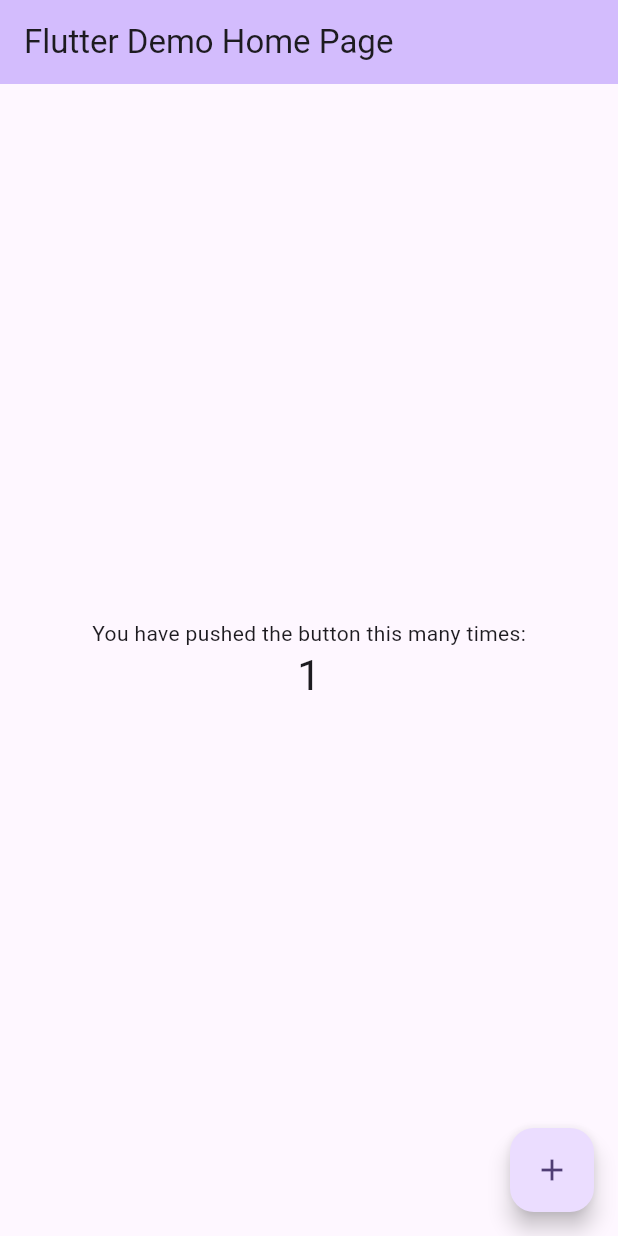
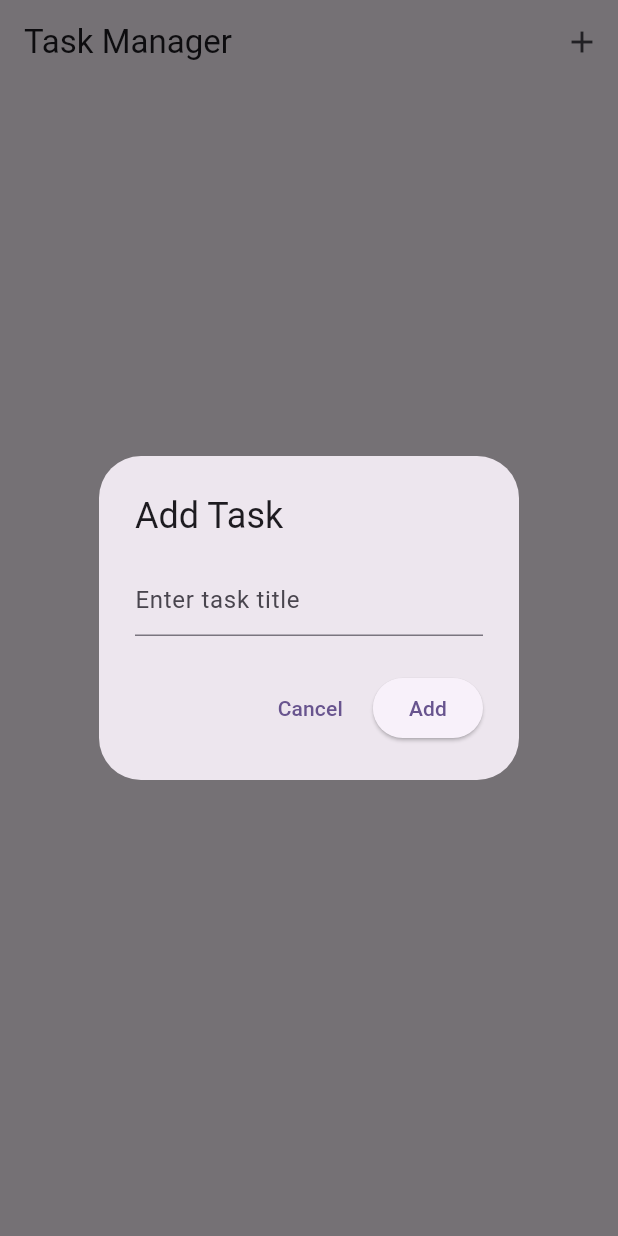
Before and after one commit to Aliabbas9870/DeveloperHub_internship_flutter, a Flutter app: the screen it shows after launch, after a tap on the "add" icon, on a phone screen of 412 x 824 dp. Run offline on Flutter 3.47's test engine with Material 3 defaults, Android fonts, the phone set to English and light mode, and no system bars; our stand-ins replace get, shared_preferences.

Commit message:
Task3 Completed final

```diff
--- /dev/null
+++ b/task3/lib/common/add_task_dialog.dart
@@ -0,0 +1,40 @@
+// views/add_task_dialog.dart
+import 'package:flutter/material.dart';
+import 'package:get/get.dart';
+import 'package:task3/controller/task_controller.dart';
+
+class AddTaskDialog extends StatelessWidget {
+  final controller = TextEditingController();
+  final TaskController taskController = Get.find();
+  Dispose() {
+    controller.dispose();
+  }
+
+  @override
+  Widget build(BuildContext context) {
+    return AlertDialog(
+      title: Text("Add Task"),
+      content: TextField(
+        controller: controller,
+        decoration: InputDecoration(hintText: "Enter task title"),
+      ),
+      actions: [
+        TextButton(
+          onPressed: () {
+            Get.back();
+          },
+          child: Text("Cancel"),
+        ),
+        ElevatedButton(
+          onPressed: () {
+            if (controller.text.trim().isNotEmpty) {
+              taskController.addTask(controller.text.trim());
+              Get.back();
+            }
+          },
+          child: Text("Add"),
+        ),
+      ],
+    );
+  }
+}
--- /dev/null
+++ b/task3/lib/controller/splash_controller.dart
@@ -0,0 +1,18 @@
+import 'dart:async';
+
+import 'package:get/get.dart';
+import 'package:task3/views/home_view.dart';
+
+class SplashController extends GetxController {
+
+  @override
+  void onInit() {
+    super.onInit();
+
+    Timer(const Duration(seconds: 3), () {
+      Get.off(()=>  HomeView(),
+          transition: Transition.leftToRightWithFade,
+          duration: Duration(seconds: 3));
+    });
+  }
+}
--- /dev/null
+++ b/task3/lib/controller/task_controller.dart
@@ -0,0 +1,49 @@
+import 'package:flutter/material.dart';
+import 'package:get/get.dart';
+import 'package:task3/model/task_model.dart';
+import 'package:task3/service/data_store_service.dart';
+
+class TaskController extends GetxController {
+  var taskList = <TaskModel>[].obs;
+  final StorageService _storageService = StorageService();
+
+  @override
+  void onInit() {
+    loadTasks();
+    super.onInit();
+  }
+
+  void loadTasks() async {
+    taskList.value = await _storageService.loadTasks();
+  }
+
+  void addTask(String task) {
+    taskList.add(TaskModel(title: task));
+    _storageService.saveTasks(taskList);
+    Get.snackbar(
+      'Task Added',
+      'Task has been added successfully',
+      snackPosition: SnackPosition.TOP,
+      backgroundColor: Colors.green,
+      colorText: Colors.white,
+    );
+    Navigator.pop;
+  }
+
+  void toggleDone(int index) {
+    taskList[index].isDone = !taskList[index].isDone;
+    taskList.refresh(); // Needed to update UI
+    _storageService.saveTasks(taskList);
+  }
+
+  void deleteTask(int index) {
+    taskList.removeAt(index);
+    Get.snackbar(
+      'Task Deleted',
+      'Task has been deleted successfully',
+      snackPosition: SnackPosition.TOP,
+      backgroundColor: Colors.red,
+      colorText: Colors.white,
+    );
+  }
+}
--- a/task3/lib/main.dart
+++ b/task3/lib/main.dart
@@ -1,4 +1,6 @@
 import 'package:flutter/material.dart';
+import 'package:get/get.dart';
+import 'package:task3/views/splash_view.dart';
 
 void main() {
   runApp(const MyApp());
@@ -10,116 +12,16 @@ class MyApp extends StatelessWidget {
   // This widget is the root of your application.
   @override
   Widget build(BuildContext context) {
-    return MaterialApp(
+
+    return GetMaterialApp(
+      debugShowCheckedModeBanner: false,
       title: 'Flutter Demo',
       theme: ThemeData(
-        // This is the theme of your application.
-        //
-        // TRY THIS: Try running your application with "flutter run". You'll see
-        // the application has a purple toolbar. Then, without quitting the app,
-        // try changing the seedColor in the colorScheme below to Colors.green
-        // and then invoke "hot reload" (save your changes or press the "hot
-        // reload" button in a Flutter-supported IDE, or press "r" if you used
-        // the command line to start the app).
-        //
-        // Notice that the counter didn't reset back to zero; the application
-        // state is not lost during the reload. To reset the state, use hot
-        // restart instead.
-        //
-        // This works for code too, not just values: Most code changes can be
-        // tested with just a hot reload.
+
         colorScheme: ColorScheme.fromSeed(seedColor: Colors.deepPurple),
         useMaterial3: true,
       ),
-      home: const MyHomePage(title: 'Flutter Demo Home Page'),
+      home: const SplashView(),
     );
   }
 }
-
-class MyHomePage extends StatefulWidget {
-  const MyHomePage({super.key, required this.title});
-
-  // This widget is the home page of your application. It is stateful, meaning
-  // that it has a State object (defined below) that contains fields that affect
-  // how it looks.
-
-  // This class is the configuration for the state. It holds the values (in this
-  // case the title) provided by the parent (in this case the App widget) and
-  // used by the build method of the State. Fields in a Widget subclass are
-  // always marked "final".
-
-  final String title;
-
-  @override
-  State<MyHomePage> createState() => _MyHomePageState();
-}
-
-class _MyHomePageState extends State<MyHomePage> {
-  int _counter = 0;
-
-  void _incrementCounter() {
-    setState(() {
-      // This call to setState tells the Flutter framework that something has
-      // changed in this State, which causes it to rerun the build method below
-      // so that the display can reflect the updated values. If we changed
-      // _counter without calling setState(), then the build method would not be
-      // called again, and so nothing would appear to happen.
-      _counter++;
-    });
-  }
-
-  @override
-  Widget build(BuildContext context) {
-    // This method is rerun every time setState is called, for instance as done
-    // by the _incrementCounter method above.
-    //
-    // The Flutter framework has been optimized to make rerunning build methods
-    // fast, so that you can just rebuild anything that needs updating rather
-    // than having to individually change instances of widgets.
-    return Scaffold(
-      appBar: AppBar(
-        // TRY THIS: Try changing the color here to a specific color (to
-        // Colors.amber, perhaps?) and trigger a hot reload to see the AppBar
-        // change color while the other colors stay the same.
-        backgroundColor: Theme.of(context).colorScheme.inversePrimary,
-        // Here we take the value from the MyHomePage object that was created by
-        // the App.build method, and use it to set our appbar title.
-        title: Text(widget.title),
-      ),
-      body: Center(
-        // Center is a layout widget. It takes a single child and positions it
-        // in the middle of the parent.
-        child: Column(
-          // Column is also a layout widget. It takes a list of children and
-          // arranges them vertically. By default, it sizes itself to fit its
-          // children horizontally, and tries to be as tall as its parent.
-          //
-          // Column has various properties to control how it sizes itself and
-          // how it positions its children. Here we use mainAxisAlignment to
-          // center the children vertically; the main axis here is the vertical
-          // axis because Columns are vertical (the cross axis would be
-          // horizontal).
-          //
-          // TRY THIS: Invoke "debug painting" (choose the "Toggle Debug Paint"
-          // action in the IDE, or press "p" in the console), to see the
-          // wireframe for each widget.
-          mainAxisAlignment: MainAxisAlignment.center,
-          children: <Widget>[
-            const Text(
-              'You have pushed the button this many times:',
-            ),
-            Text(
-              '$_counter',
-              style: Theme.of(context).textTheme.headlineMedium,
-            ),
-          ],
-        ),
-      ),
-      floatingActionButton: FloatingActionButton(
-        onPressed: _incrementCounter,
-        tooltip: 'Increment',
-        child: const Icon(Icons.add),
-      ), // This trailing comma makes auto-formatting nicer for build methods.
-    );
-  }
-}
--- /dev/null
+++ b/task3/lib/model/task_model.dart
@@ -0,0 +1,17 @@
+// models/task_model.dart
+class TaskModel {
+  String title;
+  bool isDone;
+
+  TaskModel({required this.title, this.isDone = false});
+
+  factory TaskModel.fromJson(Map<String, dynamic> json) => TaskModel(
+        title: json['title'],
+        isDone: json['isDone'],
+      );
+
+  Map<String, dynamic> toJson() => {
+        'title': title,
+        'isDone': isDone,
+      };
+}
--- /dev/null
+++ b/task3/lib/service/data_store_service.dart
@@ -0,0 +1,25 @@
+// services/storage_service.dart
+import 'dart:convert';
+
+import 'package:shared_preferences/shared_preferences.dart';
+import 'package:task3/model/task_model.dart';
+
+
+
+class StorageService {
+  static const String key = 'tasks';
+
+  Future<List<TaskModel>> loadTasks() async {
+    final prefs = await SharedPreferences.getInstance();
+    final tasksJson = prefs.getString(key);
+    if (tasksJson == null) return [];
+    final List<dynamic> decoded = json.decode(tasksJson);
+    return decoded.map((e) => TaskModel.fromJson(e)).toList();
+  }
+
+  Future<void> saveTasks(List<TaskModel> tasks) async {
+    final prefs = await SharedPreferences.getInstance();
+    final String encoded = json.encode(tasks.map((t) => t.toJson()).toList());
+    await prefs.setString(key, encoded);
+  }
+}
--- /dev/null
+++ b/task3/lib/views/home_view.dart
@@ -0,0 +1,50 @@
+// views/home_view.dart
+import 'package:flutter/material.dart';
+import 'package:get/get.dart';
+import 'package:task3/common/add_task_dialog.dart';
+
+import '../controller/task_controller.dart';
+
+class HomeView extends StatelessWidget {
+  final TaskController controller = Get.put(TaskController());
+
+  @override
+  Widget build(BuildContext context) {
+    return Scaffold(
+      appBar: AppBar(
+        title: Text("Task Manager"),
+        actions: [
+          IconButton(
+            icon: Icon(Icons.add),
+            onPressed: () => showDialog(
+              context: context,
+              builder: (_) => AddTaskDialog(),
+            ),
+          )
+        ],
+      ),
+      body: Obx(() => ListView.builder(
+            itemCount: controller.taskList.length,
+            itemBuilder: (_, index) {
+              final task = controller.taskList[index];
+              return ListTile(
+                leading: Checkbox(
+                  value: task.isDone,
+                  onChanged: (_) => controller.toggleDone(index),
+                ),
+                title: Text(
+                  task.title,
+                  style: TextStyle(
+                    decoration: task.isDone ? TextDecoration.lineThrough : null,
+                  ),
+                ),
+                trailing: IconButton(
+                  icon: Icon(Icons.delete),
+                  onPressed: () => controller.deleteTask(index),
+                ),
+              );
+            },
+          )),
+    );
+  }
+}
--- /dev/null
+++ b/task3/lib/views/splash_view.dart
@@ -0,0 +1,41 @@
+import 'package:flutter/material.dart';
+import 'package:get/get.dart';
+import 'package:task3/controller/splash_controller.dart';
+
+class SplashView extends StatelessWidget {
+  const SplashView({super.key});
+
+  @override
+  Widget build(BuildContext context) {
+    Get.put(SplashController());
+
+    return Scaffold(
+      backgroundColor: Colors.deepPurpleAccent,
+      body: Center(
+        child: Column(
+          mainAxisAlignment: MainAxisAlignment.center,
+          crossAxisAlignment: CrossAxisAlignment.center,
+          children: [
+            const Icon(Icons.flutter_dash, size: 100, color: Colors.white),
+            const SizedBox(height: 20),
+            const Text(
+              'Welcome to DeveloperHub Task3',
+              textAlign: TextAlign.center,
+              style: TextStyle(
+                color: Colors.white,
+                fontSize: 26,
+                fontWeight: FontWeight.bold,
+              ),
+            ),
+            const SizedBox(height: 10),
+            const Text(
+              'Best Learning Experience',
+              style: TextStyle(color: Colors.white70),
+            ),
+            const SizedBox(height: 40),
+          ],
+        ),
+      ),
+    );
+  }
+}
--- a/task3/pubspec.yaml
+++ b/task3/pubspec.yaml
@@ -34,6 +34,8 @@ dependencies:
   # The following adds the Cupertino Icons font to your application.
   # Use with the CupertinoIcons class for iOS style icons.
   cupertino_icons: ^1.0.8
+  get:
+  shared_preferences: ^2.5.3
 
 dev_dependencies:
   flutter_test:
```
Also changed, not shown: task3/pubspec.lock, 1 other file.
